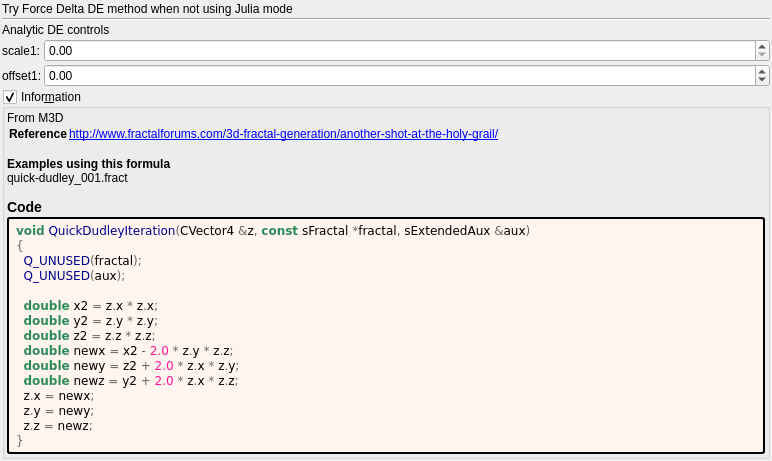
Above: mandelbulber2/formula/ui/quick_dudley.ui from buddhi1980/mandelbulber2 before the change. Below: the same form after it.
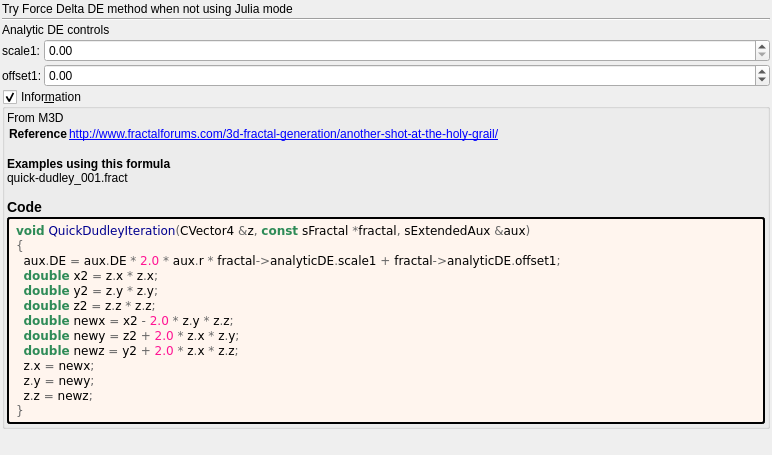
That is the form after the change. Custom widgets are drawn as their Qt base class.

```diff
--- a/mandelbulber2/formula/ui/quick_dudley.ui
+++ b/mandelbulber2/formula/ui/quick_dudley.ui
@@ -183,9 +183,7 @@
          <string notr="true">&lt;body style=&quot;background-color:#fff5ee&quot;&gt;
 &lt;pre style=&quot;color:#000000; background-color:#fff5ee;  font-family:'Courier New',monospace;&quot;&gt;&lt;span style=&quot;color:#2e8b57; font-weight:bold&quot;&gt;void&lt;/span&gt; &lt;span style=&quot;color:#00008f&quot;&gt;QuickDudleyIteration&lt;/span&gt;&lt;span style=&quot;color:#676767&quot;&gt;(&lt;/span&gt;CVector4 &lt;span style=&quot;color:#676767&quot;&gt;&amp;amp;&lt;/span&gt;z&lt;span style=&quot;color:#676767&quot;&gt;,&lt;/span&gt; &lt;span style=&quot;color:#2e8b57; font-weight:bold&quot;&gt;const&lt;/span&gt; sFractal &lt;span style=&quot;color:#676767&quot;&gt;*&lt;/span&gt;fractal&lt;span style=&quot;color:#676767&quot;&gt;,&lt;/span&gt; sExtendedAux &lt;span style=&quot;color:#676767&quot;&gt;&amp;amp;&lt;/span&gt;aux&lt;span style=&quot;color:#676767&quot;&gt;)&lt;/span&gt;
 &lt;span style=&quot;color:#676767&quot;&gt;{&lt;/span&gt;
-  &lt;span style=&quot;color:#00008f&quot;&gt;Q_UNUSED&lt;/span&gt;&lt;span style=&quot;color:#676767&quot;&gt;(&lt;/span&gt;fractal&lt;span style=&quot;color:#676767&quot;&gt;);&lt;/span&gt;
-  &lt;span style=&quot;color:#00008f&quot;&gt;Q_UNUSED&lt;/span&gt;&lt;span style=&quot;color:#676767&quot;&gt;(&lt;/span&gt;aux&lt;span style=&quot;color:#676767&quot;&gt;);&lt;/span&gt;
-
+  aux&lt;span style=&quot;color:#676767&quot;&gt;.&lt;/span&gt;DE &lt;span style=&quot;color:#676767&quot;&gt;=&lt;/span&gt; aux&lt;span style=&quot;color:#676767&quot;&gt;.&lt;/span&gt;DE &lt;span style=&quot;color:#676767&quot;&gt;*&lt;/span&gt; &lt;span style=&quot;color:#ff1493&quot;&gt;2.0&lt;/span&gt; &lt;span style=&quot;color:#676767&quot;&gt;*&lt;/span&gt; aux&lt;span style=&quot;color:#676767&quot;&gt;.&lt;/span&gt;r &lt;span style=&quot;color:#676767&quot;&gt;*&lt;/span&gt; fractal&lt;span style=&quot;color:#676767&quot;&gt;-&amp;gt;&lt;/span&gt;analyticDE&lt;span style=&quot;color:#676767&quot;&gt;.&lt;/span&gt;scale1 &lt;span style=&quot;color:#676767&quot;&gt;+&lt;/span&gt; fractal&lt;span style=&quot;color:#676767&quot;&gt;-&amp;gt;&lt;/span&gt;analyticDE&lt;span style=&quot;color:#676767&quot;&gt;.&lt;/span&gt;offset1&lt;span style=&quot;color:#676767&quot;&gt;;&lt;/span&gt;
   &lt;span style=&quot;color:#2e8b57; font-weight:bold&quot;&gt;double&lt;/span&gt; x2 &lt;span style=&quot;color:#676767&quot;&gt;=&lt;/span&gt; z&lt;span style=&quot;color:#676767&quot;&gt;.&lt;/span&gt;x &lt;span style=&quot;color:#676767&quot;&gt;*&lt;/span&gt; z&lt;span style=&quot;color:#676767&quot;&gt;.&lt;/span&gt;x&lt;span style=&quot;color:#676767&quot;&gt;;&lt;/span&gt;
   &lt;span style=&quot;color:#2e8b57; font-weight:bold&quot;&gt;double&lt;/span&gt; y2 &lt;span style=&quot;color:#676767&quot;&gt;=&lt;/span&gt; z&lt;span style=&quot;color:#676767&quot;&gt;.&lt;/span&gt;y &lt;span style=&quot;color:#676767&quot;&gt;*&lt;/span&gt; z&lt;span style=&quot;color:#676767&quot;&gt;.&lt;/span&gt;y&lt;span style=&quot;color:#676767&quot;&gt;;&lt;/span&gt;
   &lt;span style=&quot;color:#2e8b57; font-weight:bold&quot;&gt;double&lt;/span&gt; z2 &lt;span style=&quot;color:#676767&quot;&gt;=&lt;/span&gt; z&lt;span style=&quot;color:#676767&quot;&gt;.&lt;/span&gt;z &lt;span style=&quot;color:#676767&quot;&gt;*&lt;/span&gt; z&lt;span style=&quot;color:#676767&quot;&gt;.&lt;/span&gt;z&lt;span style=&quot;color:#676767&quot;&gt;;&lt;/span&gt;
```
Left out of the diff: 2 changed lines with no effect on the pictures.
